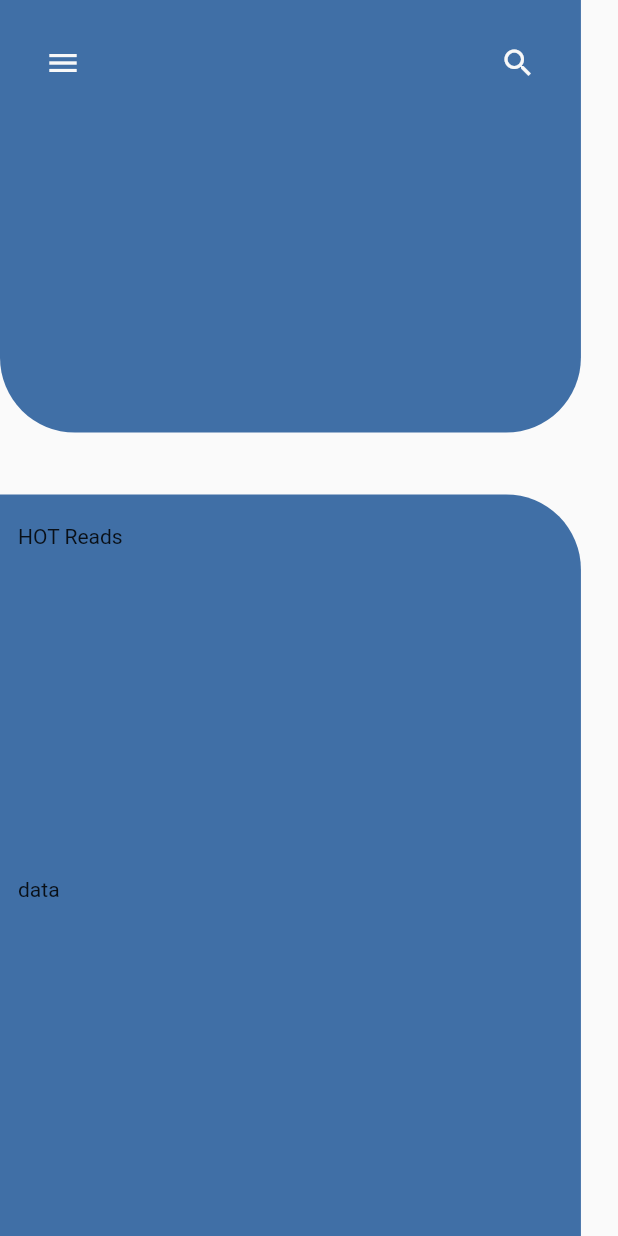
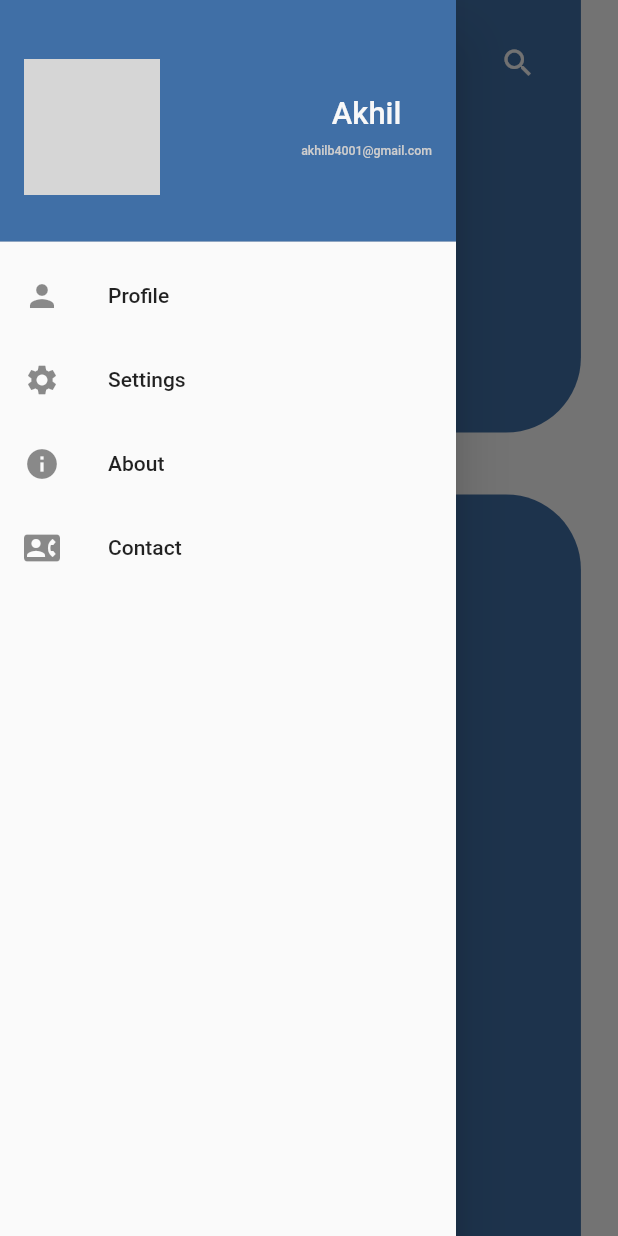
Before and after one commit to akhilbabu759/antbery, a Flutter app: the screen it shows after launch, after a tap on the "menu" icon, on a phone screen of 412 x 824 dp. Run offline on Flutter 3.47's test engine with Material 2 defaults, Android fonts, the phone set to English and light mode, and no system bars; drawn by our look-alikes of carousel_slider; our stand-ins replace animated_splash_screen, bloc, cloud_firestore, dartz, device_preview, equatable and 6 more; accounts and stored records are empty; network calls fail; Roboto replaces fonts that are missing (Italiana); grey boxes are pictures that could not be loaded.

```diff
--- a/lib/features/home/presentaion/pages/home.dart
+++ b/lib/features/home/presentaion/pages/home.dart
@@ -24,8 +24,106 @@ class Home extends StatelessWidget {
       context.read<CarouselBloc>().add(OnValueGethanged());
       context.read<HomeBooksBloc>().add(OnBookget());
     });
+    final GlobalKey<ScaffoldState> _scaffoldKey = GlobalKey<ScaffoldState>();
+    void _openDrawer(BuildContext context) {
+      _scaffoldKey.currentState?.openDrawer();
+    }
 
     return Scaffold(
+      key: _scaffoldKey,
+      drawer: Drawer(
+        child: ListView(
+          padding: EdgeInsets.zero,
+          children: <Widget>[
+            DrawerHeader(
+              decoration: BoxDecoration(
+                color: AppStryle().bluMin,
+              ),
+              child: Row(
+                mainAxisAlignment: MainAxisAlignment.spaceBetween,
+                children: [
+                  CircleAvatar(
+                    radius: AppStryle().appSize(context).width * 0.11,
+                    backgroundImage: NetworkImage(
+                        'https://artriva.com/media/k2/items/cache/c889234799e865bbe90cee71f6cd2e53_XL.jpg'),
+                  ),
+                  // Container(decoration: BoxDecoration(borderRadius: BorderRadius.circular(20),
+                  //   image: DecorationImage(
+                  // image: NetworkImage('https://artriva.com/media/k2/items/cache/c889234799e865bbe90cee71f6cd2e53_XL.jpg'), // Replace with your image path
+                  // fit: BoxFit.cover,
+                  // colorFilter: ColorFilter.mode(
+                  //   Colors.black.withOpacity(0.5), // Adjust opacity here
+                  //   BlendMode.srcOver,
+                  // )
+                  // )),
+                  //   child: Text(
+                  //     'Akhil',
+                  //     style: TextStyle(
+                  //       color: Colors.white,
+                  //       fontSize: 24,
+                  //     ),
+                  //   ),
+                  // ),
+                  Column(
+                    mainAxisAlignment: MainAxisAlignment.center,
+                    children: [
+                      Text(
+                        'Akhil',
+                        style: AppStryle().textStyle(
+                            AppStryle().appSize(context).width * 0.05),
+                      ),
+                      Gap(8),
+                      Text(
+                        'akhilb4001@gmail.com',
+                        style: TextStyle(
+                            color: AppStryle().whitegrayCle,
+                            fontSize:
+                                AppStryle().appSize(context).width * 0.02),
+                      )
+                    ],
+                  )
+                ],
+              ),
+            ),
+            ListTile(
+              leading: Icon(Icons.person),
+              title: Text('Profile'),
+              onTap: () {
+                // Implement profile functionality here
+                Navigator.pop(context);
+                // Add your code to navigate or perform actions related to profile
+              },
+            ),
+            ListTile(
+              leading: Icon(Icons.settings),
+              title: Text('Settings'),
+              onTap: () {
+                // Implement settings functionality here
+                Navigator.pop(context);
+                // Add your code to navigate or perform actions related to settings
+              },
+            ),
+            ListTile(
+              leading: Icon(Icons.info),
+              title: Text('About'),
+              onTap: () {
+                // Implement about functionality here
+                Navigator.pop(context);
+                // Add your code to navigate or perform actions related to about
+              },
+            ),
+            ListTile(
+              leading: Icon(Icons.contact_phone),
+              title: Text('Contact'),
+              onTap: () {
+                // Implement contact functionality here
+                Navigator.pop(context);
+                // Add your code to navigate or perform actions related to contact
+              },
+            ),
+          ],
+        ),
+      ),
       body: Scrollbar(
         child: SingleChildScrollView(
           physics: AlwaysScrollableScrollPhysics(),
@@ -36,7 +134,7 @@ class Home extends StatelessWidget {
               child: Column(
                   crossAxisAlignment: CrossAxisAlignment.start,
                   children: [
-                    const HomeTopContainer(),
+                    HomeTopContainer(fun: _openDrawer),
                     Gap(AppStryle().appSize(context).height * 0.05),
                     GestureDetector(
                       onVerticalDragDown: (details) {},
@@ -52,16 +150,27 @@ class Home extends StatelessWidget {
                             crossAxisAlignment: CrossAxisAlignment.start,
                             children: [
                               Gap(20),
-                              Text('HOT Reads'),
+                              Text(
+                                'HOT Reads',
+                                style: TextStyle(
+                                    color: AppStryle().whiteCle,
+                                    fontSize: 15,
+                                    fontWeight: FontWeight.bold,
+                                    fontStyle: FontStyle.italic),
+                              ),
                               Gap(10),
                               HorizontalListview(),
                               Gap(20),
-                              Text('data'),
+                              Text('Recent',
+                                  style: TextStyle(
+                                      color: AppStryle().whiteCle,
+                                      fontSize: 15,
+                                      fontWeight: FontWeight.bold,
+                                      fontStyle: FontStyle.italic)),
                               Gap(20),
                               HorizontalListview(),
                               Gap(20),
                               HomeGrideview()
-
                             ],
                           ),
                         ),
--- a/lib/features/home/presentaion/pages/widget/home_top_container.dart
+++ b/lib/features/home/presentaion/pages/widget/home_top_container.dart
@@ -12,11 +12,15 @@ import 'package:shimmer/shimmer.dart';
 
 class HomeTopContainer extends StatelessWidget {
   const HomeTopContainer({
-    super.key,
+    super.key, required this.fun,
   });
+  final Function fun;
 
   @override
   Widget build(BuildContext context) {
+
+
+
     int len = 0;
     return Container(
       height: AppStryle().appSize(context).height * 0.35,
@@ -33,7 +37,9 @@ class HomeTopContainer extends StatelessWidget {
             mainAxisAlignment: MainAxisAlignment.spaceBetween,
             children: [
               IconButton(
-                  onPressed: () {},
+                  onPressed: () {
+                   fun(context);
+                  },
                   icon: Icon(
                     Icons.menu,
                     color: AppStryle().whiteCle,
```
